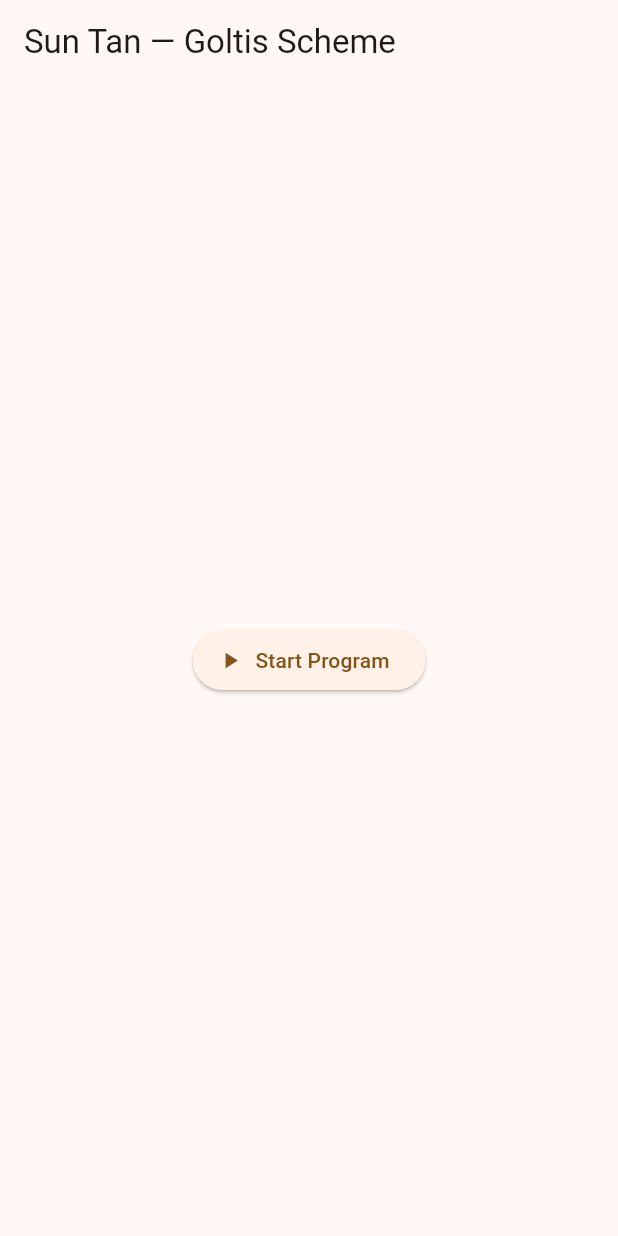
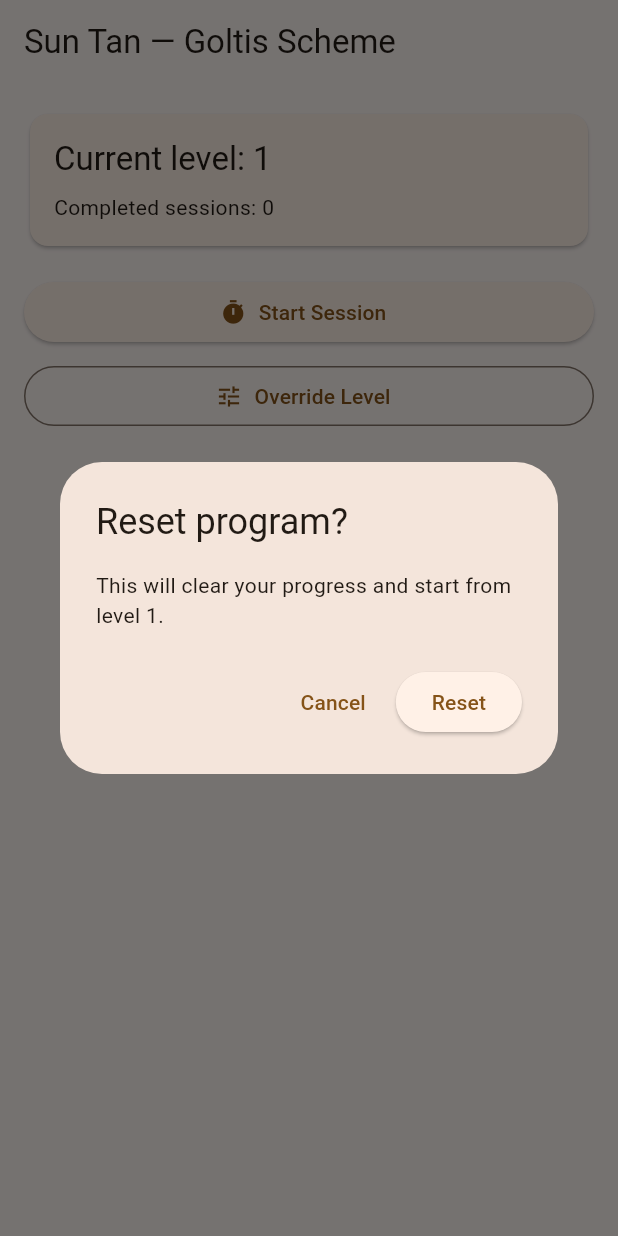
Before and after one commit to egovova11/sun_tan_app, a Flutter app: the screen it shows after launch, after a tap on "Start Program", after a tap on "Reset Program", on a phone screen of 412 x 824 dp. Run offline on Flutter 3.47's test engine with Material 3 defaults, Android fonts, the phone set to English and light mode, and no system bars; our stand-ins replace equatable, flutter_bloc, flutter_local_notifications.

Commit message:
prompt the user before resetting their progress

```diff
--- a/lib/features/program/presentation/pages/home_page.dart
+++ b/lib/features/program/presentation/pages/home_page.dart
@@ -82,7 +82,29 @@ class HomePage extends StatelessWidget {
                 TextButton.icon(
                   icon: const Icon(Icons.restart_alt),
                   label: const Text('Reset Program'),
-                  onPressed: () => context.read<ProgramBloc>().add(const ResetProgram()),
+                  onPressed: () async {
+                    final confirmed = await showDialog<bool>(
+                      context: context,
+                      builder: (ctx) => AlertDialog(
+                        title: const Text('Reset program?'),
+                        content: const Text('This will clear your progress and start from level 1.'),
+                        actions: [
+                          TextButton(
+                            onPressed: () => Navigator.of(ctx).pop(false),
+                            child: const Text('Cancel'),
+                          ),
+                          ElevatedButton(
+                            onPressed: () => Navigator.of(ctx).pop(true),
+                            child: const Text('Reset'),
+                          ),
+                        ],
+                      ),
+                    );
+                    if (!context.mounted) return;
+                    if (confirmed == true) {
+                      context.read<ProgramBloc>().add(const ResetProgram());
+                    }
+                  },
                 ),
               ],
             ),
```
